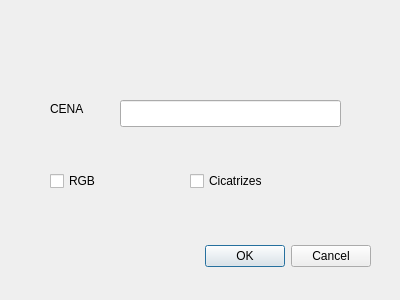
Before: the Qt Designer form area_queimada_dialog_base.ui in cicerocasj/landsat_burn-area, drawn with Qt 5.
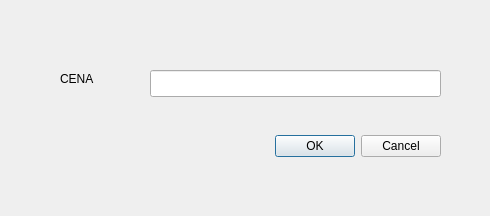
After: the same form once the commit is applied.

```diff
--- a/area_queimada_dialog_base.ui
+++ b/area_queimada_dialog_base.ui
@@ -6,8 +6,8 @@
    <rect>
     <x>0</x>
     <y>0</y>
-    <width>400</width>
-    <height>300</height>
+    <width>490</width>
+    <height>216</height>
    </rect>
   </property>
   <property name="windowTitle">
@@ -16,8 +16,8 @@
   <widget class="QDialogButtonBox" name="button_box">
    <property name="geometry">
     <rect>
-     <x>30</x>
-     <y>240</y>
+     <x>100</x>
+     <y>130</y>
      <width>341</width>
      <height>32</height>
     </rect>
@@ -32,18 +32,21 @@
   <widget class="QLineEdit" name="lineEdit">
    <property name="geometry">
     <rect>
-     <x>120</x>
-     <y>100</y>
-     <width>221</width>
+     <x>150</x>
+     <y>70</y>
+     <width>291</width>
      <height>27</height>
     </rect>
    </property>
+   <property name="text">
+    <string/>
+   </property>
   </widget>
   <widget class="QLabel" name="label">
    <property name="geometry">
     <rect>
-     <x>50</x>
-     <y>100</y>
+     <x>60</x>
+     <y>70</y>
      <width>67</width>
      <height>17</height>
     </rect>
@@ -52,32 +55,6 @@
     <string>CENA</string>
    </property>
   </widget>
-  <widget class="QCheckBox" name="checkBox">
-   <property name="geometry">
-    <rect>
-     <x>50</x>
-     <y>170</y>
-     <width>97</width>
-     <height>22</height>
-    </rect>
-   </property>
-   <property name="text">
-    <string>RGB</string>
-   </property>
-  </widget>
-  <widget class="QCheckBox" name="checkBox_2">
-   <property name="geometry">
-    <rect>
-     <x>190</x>
-     <y>170</y>
-     <width>97</width>
-     <height>22</height>
-    </rect>
-   </property>
-   <property name="text">
-    <string>Cicatrizes</string>
-   </property>
-  </widget>
  </widget>
  <resources/>
  <connections>
```
Left out of the diff: 2 changed lines with no effect on the pictures.
